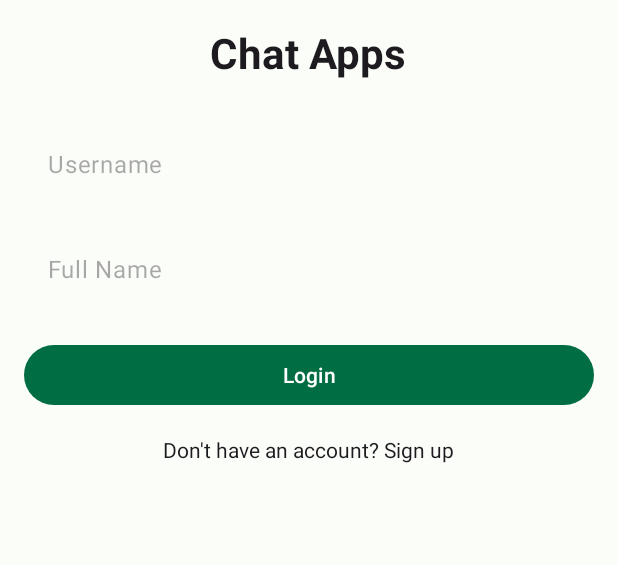
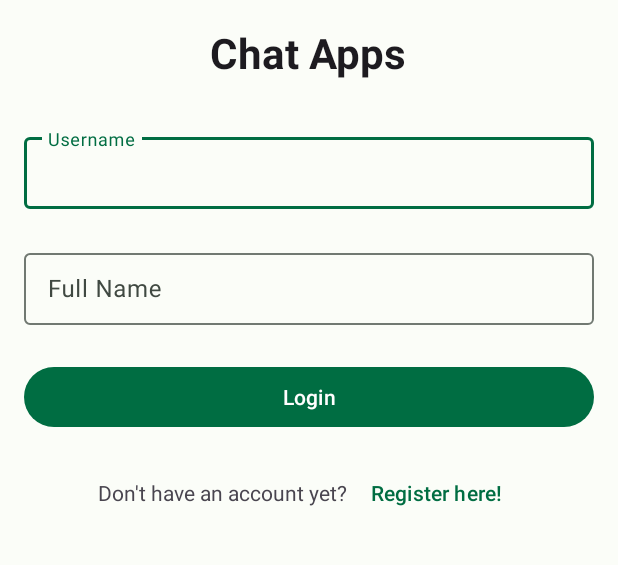
Before and after one commit to Modul-Chat/Front-End-Android, an Android app: the screen it shows after launch (LoginActivity), on a phone screen of 412 x 824 dp, the part 375-940 px from its top. Run offline under Robolectric (Android 15) with nearby library versions, the phone set to English and light mode, and no system bars; our stand-ins replace Dagger/Hilt's generated code, Room's generated code.

Commit message:
feat: auth 98% completed

```diff
--- a/app/src/main/java/com/sukase/sukame/ui/base/CannotBlankEditText.kt
+++ b/app/src/main/java/com/sukase/sukame/ui/base/CannotBlankEditText.kt
@@ -30,7 +30,7 @@ class CannotBlankEditText : com.google.android.material.textfield.TextInputEditT
             }
 
             override fun onTextChanged(s: CharSequence, start: Int, before: Int, count: Int) {
-                if (s.toString().isBlank()) error = context.getString(R.string.error_hint)
+                error = if (s.toString().isBlank()) context.getString(R.string.error_hint) else null
             }
 
             override fun afterTextChanged(s: Editable?) {
--- a/app/src/main/java/com/sukase/sukame/ui/conversation/ConversationViewModel.kt
+++ b/app/src/main/java/com/sukase/sukame/ui/conversation/ConversationViewModel.kt
@@ -23,7 +23,7 @@ class ConversationViewModel @Inject constructor(private val conversationUseCase:
         getConversationList("token")
     }
 
-    fun getConversationList(token: String) {
+    private fun getConversationList(token: String) {
         conversationUseCase.getAllConversationList(token).onEach {
             when (it) {
                 is DomainResource.Loading -> {
@@ -34,7 +34,7 @@ class ConversationViewModel @Inject constructor(private val conversationUseCase:
                 }
 
                 is DomainResource.Success -> {
-                    _data = MutableLiveData(it.data)
+                    _data.postValue((it.data))
                     _eventMessage.send(UiText.StringResource(R.string.success))
                 }
 
--- a/app/src/main/java/com/sukase/sukame/ui/login/LoginActivity.kt
+++ b/app/src/main/java/com/sukase/sukame/ui/login/LoginActivity.kt
@@ -1,12 +1,58 @@
 package com.sukase.sukame.ui.login
 
+import android.content.Intent
 import androidx.appcompat.app.AppCompatActivity
 import android.os.Bundle
-import com.sukase.sukame.R
+import androidx.activity.viewModels
+import androidx.lifecycle.lifecycleScope
+import com.sukase.sukame.databinding.ActivityLoginBinding
+import com.sukase.sukame.ui.base.showSnackBar
+import com.sukase.sukame.ui.base.showToast
+import com.sukase.sukame.ui.conversation.ConversationActivity
+import com.sukase.sukame.ui.register.RegisterActivity
+import com.sukase.sukame.ui.utils.EditTextUtils
+import dagger.hilt.android.AndroidEntryPoint
+import kotlinx.coroutines.flow.launchIn
+import kotlinx.coroutines.flow.onEach
 
+@AndroidEntryPoint
 class LoginActivity : AppCompatActivity() {
+    private lateinit var binding: ActivityLoginBinding
+    private val loginViewModel: LoginViewModel by viewModels()
     override fun onCreate(savedInstanceState: Bundle?) {
         super.onCreate(savedInstanceState)
-        setContentView(R.layout.activity_login)
+        binding = ActivityLoginBinding.inflate(layoutInflater)
+        setContentView(binding.root)
+
+        binding.tvRegister.setOnClickListener {
+            startActivity(Intent(this, RegisterActivity::class.java))
+        }
+
+        loginViewModel.isSuccess.observe(this) {
+            if (it == true) {
+                startActivity(Intent(this, ConversationActivity::class.java))
+            }
+        }
+
+        loginViewModel.eventMessage.onEach {
+            showToast(this, it)
+        }.launchIn(lifecycleScope)
+
+        loginViewModel.errorMessage.onEach {
+            showSnackBar(binding.root, this, it)
+        }.launchIn(lifecycleScope)
+
+        binding.apply {
+            loginButton.setOnClickListener {
+                if (EditTextUtils.isNotBlankEdtField(edtUsername, edtFullName)) {
+                    loginViewModel.login(
+                        edtUsername.text.toString(),
+                        edtFullName.text.toString()
+                    )
+                } else {
+                    loginViewModel.setBlankFieldError()
+                }
+            }
+        }
     }
 }
--- a/app/src/main/java/com/sukase/sukame/ui/login/LoginViewModel.kt
+++ b/app/src/main/java/com/sukase/sukame/ui/login/LoginViewModel.kt
@@ -1,4 +1,55 @@
 package com.sukase.sukame.ui.login
 
-class LoginViewModel {
+import androidx.lifecycle.LiveData
+import androidx.lifecycle.MutableLiveData
+import androidx.lifecycle.viewModelScope
+import com.sukase.core.domain.base.DomainResource
+import com.sukase.core.domain.usecase.auth.AuthUseCase
+import com.sukase.core.utils.UiText
+import com.sukase.sukame.R
+import com.sukase.sukame.ui.base.BaseViewModel
+import dagger.hilt.android.lifecycle.HiltViewModel
+import kotlinx.coroutines.Dispatchers
+import kotlinx.coroutines.flow.collectLatest
+import kotlinx.coroutines.launch
+import javax.inject.Inject
+
+@HiltViewModel
+class LoginViewModel @Inject constructor(private val authUseCase: AuthUseCase) :
+    BaseViewModel() {
+    private var _isSuccess = MutableLiveData<Boolean?>()
+    val isSuccess: LiveData<Boolean?> = _isSuccess
+
+    init {
+        _isSuccess.postValue(false)
+    }
+
+    fun login(username: String, fullName: String) {
+        viewModelScope.launch(Dispatchers.IO) {
+            authUseCase.login(username, fullName).collectLatest {
+                when (it) {
+                    is DomainResource.Loading -> {
+                        _eventMessage.send(UiText.StringResource(R.string.loading))
+                    }
+
+                    is DomainResource.Empty -> {
+                        _eventMessage.send(UiText.StringResource(R.string.empty))
+                    }
+
+                    is DomainResource.Success -> {
+                        _isSuccess.postValue(it.data)
+                        _eventMessage.send(UiText.StringResource(R.string.success))
+                    }
+
+                    is DomainResource.Error -> {
+                        _errorMessage.send(it.error)
+                    }
+
+                    else -> {
+                        _errorMessage.send(UiText.StringResource(R.string.unknown_error))
+                    }
+                }
+            }
+        }
+    }
 }
--- a/app/src/main/res/layout/activity_login.xml
+++ b/app/src/main/res/layout/activity_login.xml
@@ -29,52 +29,78 @@
         android:textSize="28sp"
         android:textStyle="bold" />
 
-    <EditText
-        style="@style/Widget.Material3.TextInputEditText.FilledBox"
-        android:id="@+id/edt_username"
+    <com.google.android.material.textfield.TextInputLayout
+        android:id="@+id/layout_username"
+        style="@style/Widget.Material3.TextInputLayout.OutlinedBox"
         android:layout_width="match_parent"
         android:layout_height="wrap_content"
         android:layout_below="@id/logoLabel"
-        android:layout_marginTop="32dp"
-        android:hint="@string/username"
-        android:padding="12dp"
-        android:textSize="16sp"
-        android:inputType="text"
-        android:autofillHints="username" />
+        android:layout_marginTop="32dp">
 
-    <EditText
-        style="@style/Widget.Material3.TextInputEditText.FilledBox"
-        android:id="@+id/edt_fullName"
+        <com.sukase.sukame.ui.base.CannotBlankEditText
+            android:id="@+id/edt_username"
+            style="@style/Widget.Material3.TextInputEditText.OutlinedBox"
+            android:layout_width="match_parent"
+            android:layout_height="48dp"
+            android:autofillHints="username"
+            android:hint="@string/username"
+            android:imeOptions="actionNext"
+            android:inputType="text"
+            android:padding="12dp"
+            android:textSize="16sp" />
+    </com.google.android.material.textfield.TextInputLayout>
+
+
+    <com.google.android.material.textfield.TextInputLayout
+        android:id="@+id/layout_fullName"
+        style="@style/Widget.Material3.TextInputLayout.OutlinedBox"
         android:layout_width="match_parent"
         android:layout_height="wrap_content"
-        android:layout_below="@id/edt_username"
-        android:layout_marginTop="24dp"
-        android:hint="@string/full_name"
-        android:padding="12dp"
-        android:textSize="16sp"
-        android:inputType="text"
-        android:autofillHints="name" />
+        android:layout_below="@id/layout_username"
+        android:layout_marginTop="24dp">
+
+        <com.sukase.sukame.ui.base.CannotBlankEditText
+            android:id="@+id/edt_fullName"
+            style="@style/Widget.Material3.TextInputEditText.OutlinedBox"
+            android:layout_width="match_parent"
+            android:layout_height="48dp"
+            android:autofillHints="name"
+            android:hint="@string/full_name"
+            android:imeOptions="actionDone"
+            android:inputType="text"
+            android:padding="12dp"
+            android:textSize="16sp" />
+    </com.google.android.material.textfield.TextInputLayout>
 
     <Button
         android:id="@+id/loginButton"
         style="@style/Widget.Material3.Button"
         android:layout_width="match_parent"
         android:layout_height="wrap_content"
-        android:layout_below="@id/edt_fullName"
+        android:layout_below="@id/layout_fullName"
         android:layout_marginTop="24dp"
         android:elevation="4dp"
         android:text="@string/login" />
 
-    <TextView
-        android:id="@+id/signupText"
-        style="@style/Widget.MaterialComponents.TextView"
+    <LinearLayout
         android:layout_width="wrap_content"
         android:layout_height="wrap_content"
         android:layout_below="@id/loginButton"
         android:layout_centerHorizontal="true"
-        android:layout_marginTop="16dp"
-        android:text="@string/to_registration"
-        android:textColor="?android:attr/textColorPrimary"
-        android:textSize="14sp" />
+        android:layout_marginTop="16dp">
+
+        <TextView
+            android:layout_width="wrap_content"
+            android:layout_height="wrap_content"
+            android:text="@string/register_dialog" />
+
+        <TextView
+            android:id="@+id/tv_register"
+            style="@style/Widget.Material3.Button.TextButton"
+            android:layout_width="wrap_content"
+            android:layout_height="wrap_content"
+            android:layout_marginStart="4dp"
+            android:text="@string/register_text_button" />
+    </LinearLayout>
 
 </RelativeLayout>
--- a/app/src/main/res/layout/activity_register.xml
+++ b/app/src/main/res/layout/activity_register.xml
@@ -41,6 +41,7 @@
             android:layout_height="48dp"
             android:autofillHints="username"
             android:hint="@string/username"
+            android:imeOptions="actionNext"
             android:inputType="text"
             android:padding="12dp"
             android:textSize="16sp" />
@@ -62,6 +63,7 @@
             android:layout_height="48dp"
             android:autofillHints="name"
             android:hint="@string/full_name"
+            android:imeOptions="actionDone"
             android:inputType="text"
             android:padding="12dp"
             android:textSize="16sp" />
--- a/app/src/main/res/values/strings.xml
+++ b/app/src/main/res/values/strings.xml
@@ -71,4 +71,6 @@
     <string name="sent_message">This is a sent message.</string>
     <string name="register">Register</string>
     <string name="times2">12:45 PM</string>
+    <string name="register_dialog">Don\'t have an account yet?</string>
+    <string name="register_text_button">Register here!</string>
 </resources>
--- a/core/src/main/java/com/sukase/core/data/source/database/SuKaMeDao.kt
+++ b/core/src/main/java/com/sukase/core/data/source/database/SuKaMeDao.kt
@@ -15,8 +15,8 @@ interface SuKaMeDao {
     @Insert(onConflict = OnConflictStrategy.ABORT)
     fun register(accountEntity: AccountEntity)
 
-    @Query("SELECT EXISTS(SELECT * FROM account WHERE username = :username)")
-    fun isUsernameExist(username: String): Flow<Boolean>
+    @Query("SELECT * FROM account WHERE username = :username AND fullName = :fullName LIMIT 1")
+    fun getAccount(username: String, fullName: String): Flow<AccountEntity?>
 
     @Query("SELECT * FROM conversation")
     fun getConversationsList(): Flow<List<ConversationEntity?>>
--- a/core/src/main/java/com/sukase/core/di/feature/AuthModule.kt
+++ b/core/src/main/java/com/sukase/core/di/feature/AuthModule.kt
@@ -9,8 +9,8 @@ import dagger.Module
 import dagger.hilt.InstallIn
 import dagger.hilt.components.SingletonComponent
 
+@Module(includes = [DatabaseModule::class, DataStoreModule::class])
 @InstallIn(SingletonComponent::class)
-@Module(includes = [DatabaseModule::class, DataStoreModule::class])
 abstract class AuthModule {
     @Binds
     abstract fun provideRepository(authRepository: AuthRepository): IAuthRepository
--- a/core/src/main/java/com/sukase/core/domain/usecase/auth/AuthInteractor.kt
+++ b/core/src/main/java/com/sukase/core/domain/usecase/auth/AuthInteractor.kt
@@ -7,11 +7,11 @@ import javax.inject.Inject
 class AuthInteractor @Inject constructor(private val authRepository: IAuthRepository) :
     AuthUseCase {
     override suspend fun register(username: String, fullName: String): Flow<DomainResource<Boolean>> {
-        return register(username, fullName)
+        return authRepository.register(username, fullName)
     }
 
     override suspend fun login(username: String, fullName: String): Flow<DomainResource<Boolean>> {
-        return login(username, fullName)
+        return authRepository.login(username, fullName)
     }
 
 }
```
Also changed, not shown: app/src/main/java/com/sukase/sukame/ui/register/RegisterActivity.kt (+11 -6 lines), app/src/main/java/com/sukase/sukame/ui/register/RegisterViewModel.kt (+10 -5 lines), app/src/main/java/com/sukase/sukame/ui/utils/EditTextUtils.kt (+8 -5 lines), core/src/main/java/com/sukase/core/data/repository/AuthRepository.kt (+10 -10 lines).
